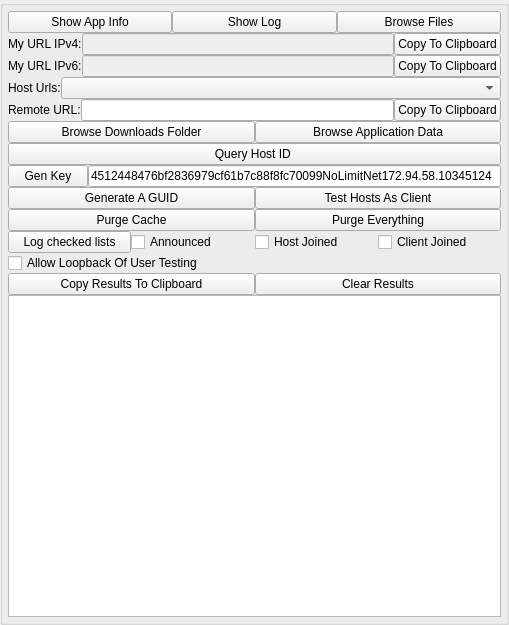
Before: the Qt Designer form nolimitgui/CommonSrc/Forms/AppletTestAndDebug.ui in nolimitconnect/NoLimitConnect, drawn with Qt 5.
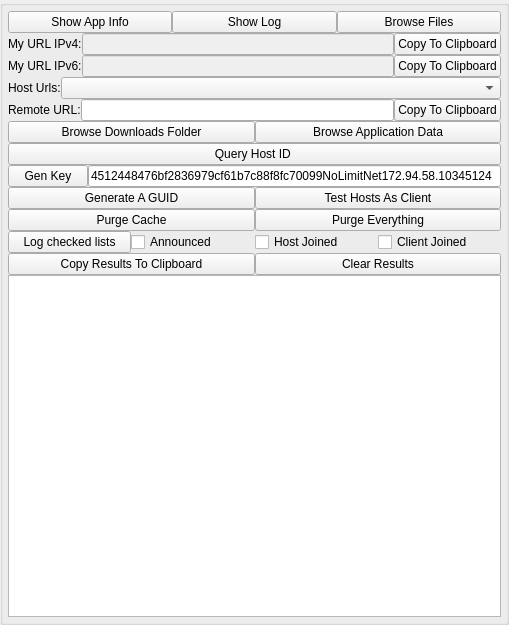
After: the same form once the commit is applied.

Commit message: dynamic update of members of group list works. Fixed a initialization order issue where host admin applet accesses my identity GuiUser before the net identity was valid

Patch:
```diff
--- a/nolimitgui/CommonSrc/Forms/AppletTestAndDebug.ui
+++ b/nolimitgui/CommonSrc/Forms/AppletTestAndDebug.ui
@@ -312,13 +312,6 @@
         </item>
        </layout>
       </item>
-      <item>
-       <widget class="QCheckBox" name="m_AllowLoopbackCheckBox">
-        <property name="text">
-         <string>Allow Loopback Of User Testing</string>
-        </property>
-       </widget>
-      </item>
       <item>
        <layout class="QHBoxLayout" name="horizontalLayout_9">
         <item>
```
The commit also changes 19 other files.
